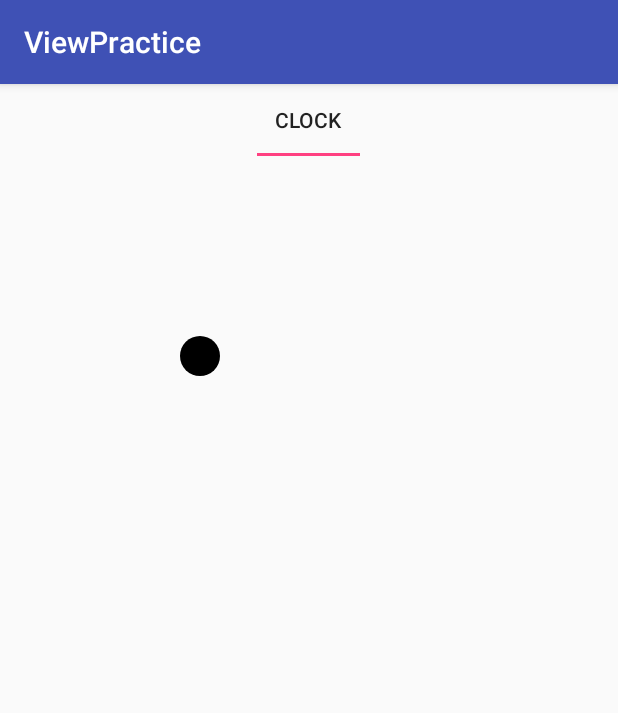
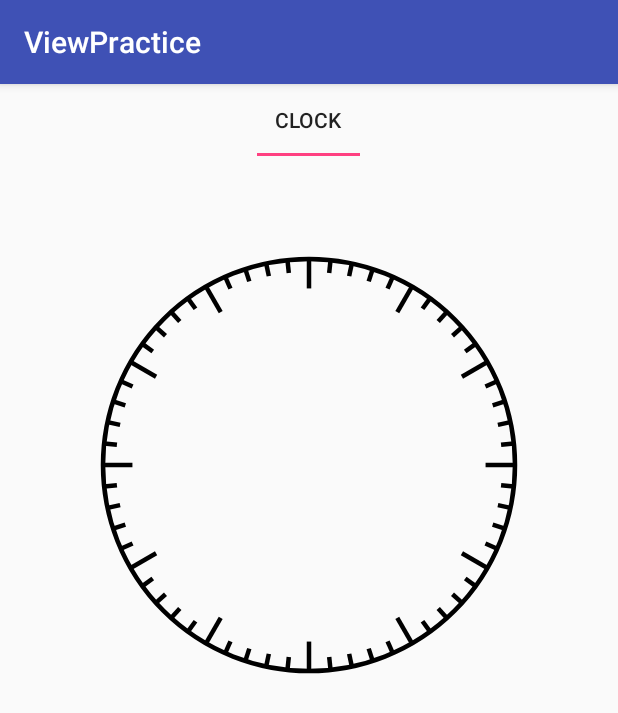
Before and after one commit to CAHsieh/ViewPractice, an Android app: the screen it shows after launch (MainActivity), on a phone screen of 412 x 824 dp. Shown: the top 713 px of the screen. Run offline under Robolectric (Android 15) with nearby library versions, the phone set to English and light mode, and no system bars.

Commit message:
傳統時鐘完成底盤

```diff
--- a/app/src/main/java/pet/ca/viewpractice/CustomView/TraditionalClock.kt
+++ b/app/src/main/java/pet/ca/viewpractice/CustomView/TraditionalClock.kt
@@ -6,10 +6,11 @@ import android.graphics.Color
 import android.graphics.Paint
 import android.util.AttributeSet
 import android.view.View
+import pet.ca.viewpractice.Utils
 
 class TraditionalClock : View {
 
-    val paint: Paint = Paint()
+    private val paint: Paint = Paint()
 
     constructor(context: Context?) : super(context)
     constructor(context: Context?, attrs: AttributeSet?) : super(context, attrs)
@@ -19,13 +20,61 @@ class TraditionalClock : View {
     override fun onMeasure(widthMeasureSpec: Int, heightMeasureSpec: Int) {
         super.onMeasure(widthMeasureSpec, heightMeasureSpec)
 
+        var measuredWidth = Utils.dpToPixels(100f).toInt()
+        var measuredHeight = Utils.dpToPixels(100f).toInt()
 
+        measuredWidth = resolveSize(measuredWidth, widthMeasureSpec)
+        measuredHeight = resolveSize(measuredHeight, widthMeasureSpec)
+
+
+        val measuredSize: Int
+        measuredSize =
+                if (measuredWidth > measuredHeight) {
+                    measuredHeight
+                } else {
+                    measuredWidth
+                }
+
+        setMeasuredDimension(measuredSize, measuredSize)
     }
 
     override fun onDraw(canvas: Canvas?) {
         super.onDraw(canvas)
 
+        //draw body
+        canvas!!.save()
         paint.color = Color.BLACK
-        canvas!!.drawCircle(200f, 200f, 20f, paint)
+        paint.style = Paint.Style.STROKE
+        paint.strokeWidth = Utils.dpToPixels(3f)
+        canvas.drawCircle(measuredWidth / 2f, measuredWidth / 2f, measuredWidth / 3f, paint)
+        paint.reset()
+        canvas.restore()
+
+        //draw hour line
+        paint.color = Color.BLACK
+        paint.style = Paint.Style.STROKE
+        paint.strokeWidth = Utils.dpToPixels(3f)
+        for (i in 0..11) {
+            canvas.save()
+            canvas.translate((measuredWidth / 2).toFloat(), (measuredWidth / 2).toFloat())
+            canvas.rotate((30 * i).toFloat())
+            canvas.drawLine(0f, measuredWidth / 3f, 0f, measuredWidth / 3.5f, paint)
+            canvas.restore()
+        }
+
+        //draw minute line
+        for (i in 0..60) {
+            val degree = (i * 6)
+            if (degree % 30 == 0) {
+                continue
+            }
+            canvas.save()
+            canvas.translate((measuredWidth / 2).toFloat(), (measuredWidth / 2).toFloat())
+            canvas.rotate(degree.toFloat())
+            canvas.drawLine(0f, measuredWidth / 3f, 0f, measuredWidth / 3.2f, paint)
+            canvas.restore()
+        }
+        paint.reset()
+
     }
 }
--- /dev/null
+++ b/app/src/main/java/pet/ca/viewpractice/Utils.kt
@@ -0,0 +1,14 @@
+package pet.ca.viewpractice
+
+import android.content.res.Resources
+
+class Utils {
+
+    companion object {
+        fun dpToPixels(dp: Float): Float {
+            val metrics = Resources.getSystem().displayMetrics
+            return dp * metrics.density
+        }
+    }
+
+}
--- a/app/src/main/res/layout/view_traditional_clock.xml
+++ b/app/src/main/res/layout/view_traditional_clock.xml
@@ -1,10 +1,14 @@
 <?xml version="1.0" encoding="utf-8"?>
-<FrameLayout xmlns:android="http://schemas.android.com/apk/res/android"
+<android.support.constraint.ConstraintLayout xmlns:android="http://schemas.android.com/apk/res/android"
+    xmlns:app="http://schemas.android.com/apk/res-auto"
     android:layout_width="match_parent"
     android:layout_height="match_parent">
 
     <pet.ca.viewpractice.CustomView.TraditionalClock
-        android:layout_width="wrap_content"
-        android:layout_height="wrap_content" />
+        android:layout_width="0dp"
+        android:layout_height="wrap_content"
+        app:layout_constraintEnd_toEndOf="parent"
+        app:layout_constraintStart_toStartOf="parent"
+        app:layout_constraintTop_toTopOf="parent" />
 
-</FrameLayout>
+</android.support.constraint.ConstraintLayout>
```
